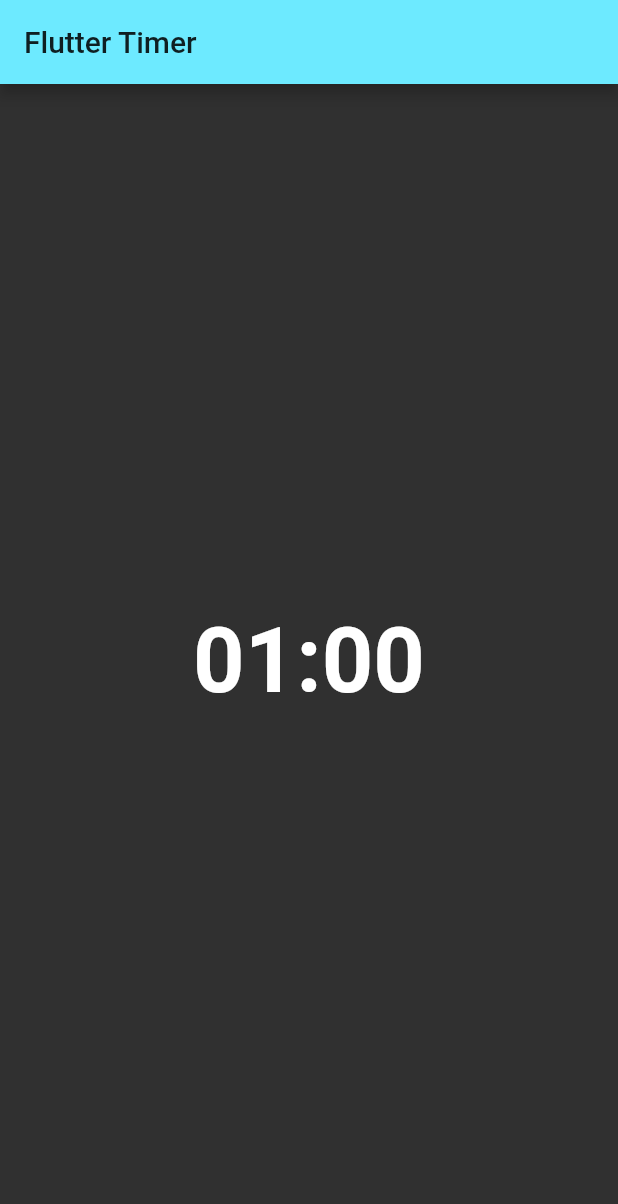
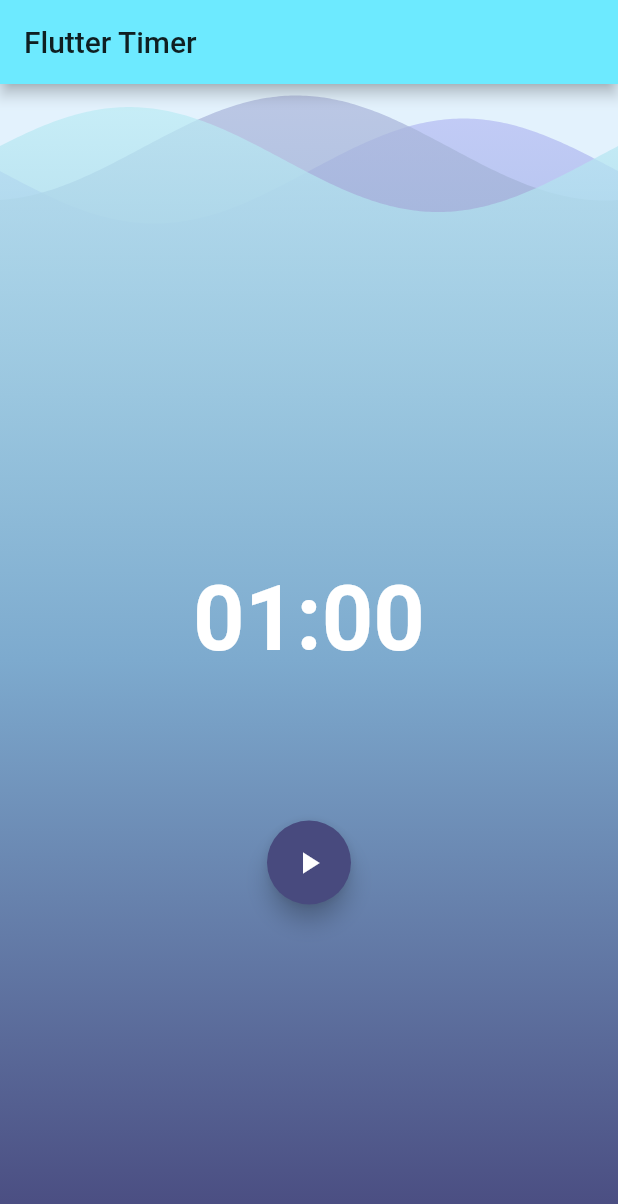
Before and after one commit to Deep27/flutter_timer, a Flutter app: the screen it shows after launch, on a phone screen of 412 x 824 dp. Shown: the top 1204 px of the screen. Run offline on Flutter 3.47's test engine with Material 2 defaults, Android fonts, the phone set to English and light mode, and no system bars; drawn by our look-alikes of wave; our stand-ins replace bloc, equatable, flutter_bloc.

Commit message:
Version 1.0

```diff
--- a/lib/widgets/timer_widget.dart
+++ b/lib/widgets/timer_widget.dart
@@ -1,6 +1,8 @@
 import 'package:flutter/material.dart';
 import 'package:flutter_bloc/flutter_bloc.dart';
 import 'package:flutter_timer/bloc/timer/timer_bloc.dart';
+import 'package:flutter_timer/widgets/actions_widget.dart';
+import 'package:flutter_timer/widgets/waves_background_widget.dart';
 
 class TimerWidget extends StatelessWidget {
   static const TextStyle timerTextStyle =
@@ -10,7 +12,10 @@ class TimerWidget extends StatelessWidget {
   Widget build(BuildContext context) {
     return Scaffold(
       appBar: AppBar(title: const Text('Flutter Timer')),
-      body: Column(
+      body: Stack(
+        children: <Widget>[
+          WavesBackgroundWidget(),
+          Column(
             mainAxisAlignment: MainAxisAlignment.center,
             crossAxisAlignment: CrossAxisAlignment.center,
             children: <Widget>[
@@ -19,12 +24,15 @@ class TimerWidget extends StatelessWidget {
                 child: Center(
                   child: BlocBuilder<TimerBloc, TimerState>(
                     builder: (context, state) {
-                  final String minutesStr = ((state.duration / 60) % 60) // @TODO %60?
+                      final String minutesStr =
+                          ((state.duration / 60) % 60) // @TODO %60?
                               .floor()
                               .toString()
                               .padLeft(2, '0');
-                  final String secondsStr =
-                      (state.duration % 60).floor().toString().padLeft(2, '0');
+                      final String secondsStr = (state.duration % 60)
+                          .floor()
+                          .toString()
+                          .padLeft(2, '0');
                       return Text(
                         '$minutesStr:$secondsStr',
                         style: TimerWidget.timerTextStyle,
@@ -32,7 +40,14 @@ class TimerWidget extends StatelessWidget {
                     },
                   ),
                 ),
-          )
+              ),
+              BlocBuilder<TimerBloc, TimerState>(
+                condition: (previousState, state) =>
+                    state.runtimeType != previousState.runtimeType,
+                builder: (context, state) => ActionsWidget(),
+              ),
+            ],
+          ),
         ],
       ),
     );
--- /dev/null
+++ b/lib/widgets/waves_background_widget.dart
@@ -0,0 +1,37 @@
+import 'package:flutter/material.dart';
+import 'package:wave/wave.dart';
+import 'package:wave/config.dart';
+
+class WavesBackgroundWidget extends StatelessWidget {
+  @override
+  Widget build(BuildContext context) {
+    return WaveWidget(
+      config: CustomConfig(
+        gradients: [
+          [
+            Color.fromRGBO(72, 74, 126, 1),
+            Color.fromRGBO(125, 170, 206, 1),
+            Color.fromRGBO(184, 189, 245, 0.7)
+          ],
+          [
+            Color.fromRGBO(72, 74, 126, 1),
+            Color.fromRGBO(125, 170, 206, 1),
+            Color.fromRGBO(172, 182, 219, 0.7)
+          ],
+          [
+            Color.fromRGBO(72, 73, 126, 1),
+            Color.fromRGBO(125, 170, 206, 1),
+            Color.fromRGBO(190, 238, 246, 0.7)
+          ],
+        ],
+        durations: [19440, 10800, 6000],
+        heightPercentages: [0.03, 0.01, 0.02],
+        gradientBegin: Alignment.bottomCenter,
+        gradientEnd: Alignment.topCenter,
+      ),
+      size: Size(double.infinity, double.infinity),
+      waveAmplitude: 25,
+      backgroundColor: Colors.blue[50],
+    );
+  }
+}
```
Lines whose indentation alone changed are shown as unchanged.
